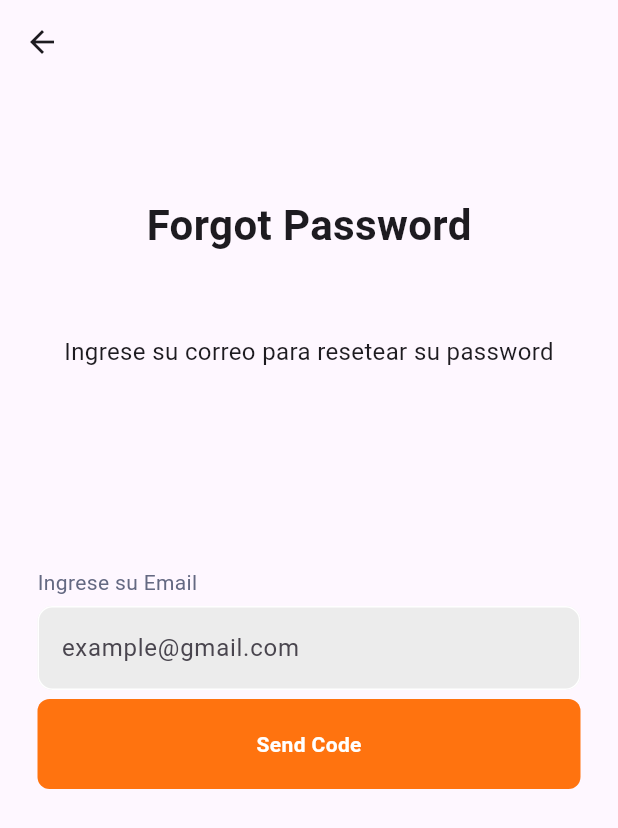
After one commit to FelixBrunoRojasLopez/movilray, a Flutter app: the ForgetPassword screen opened by its route, on a phone screen of 412 x 824 dp. The commit adds this screen. Shown: the top 828 px of the screen. Run offline on Flutter 3.47's test engine with Material 3 defaults, Android fonts, the phone set to English and light mode, and no system bars; Roboto replaces fonts that are missing (Poppins).

Commit message:
page forgetpassword

```diff
--- a/m_senorial/lib/main.dart
+++ b/m_senorial/lib/main.dart
@@ -1,4 +1,5 @@
 import 'package:flutter/material.dart';
+import 'package:m_senorial/pages/ForgetPassword.dart';
 import 'package:m_senorial/pages/SigUp.dart';
 import 'package:m_senorial/pages/login.dart';
 
@@ -39,6 +40,7 @@ class MyApp extends StatelessWidget {
       routes:{
         '/':(context) => Login(),
         '/signup':(context) => Sigup(),
+        '/forgetpassword':(context) => ForgetPassword(),
       }
       //home: const MyHomePage(title: 'Flutter Demo Home Page'),
     );
--- /dev/null
+++ b/m_senorial/lib/pages/ForgetPassword.dart
@@ -0,0 +1,49 @@
+import 'package:flutter/material.dart';
+import 'package:m_senorial/components/my_button.dart';
+import 'package:m_senorial/components/my_form_text.dart';
+import 'package:m_senorial/components/my_input_Text.dart';
+import 'package:m_senorial/components/my_text_center.dart';
+import 'package:m_senorial/components/my_text_title.dart';
+
+
+class ForgetPassword extends StatelessWidget{
+  ForgetPassword({super.key});
+
+  final gmailController    = TextEditingController();
+   void ForgotPassword(){
+    //Navigator.pushNamed(context, '/forgetpassword');
+   }
+  @override
+  Widget build(BuildContext context){
+
+    return Scaffold(
+      appBar: AppBar(),
+      body: SingleChildScrollView ( child: Column(
+        children: [
+          const SizedBox(height: 74,),
+          //title
+          const MyTextTitle(contenText: 'Forgot Password'),
+          const SizedBox(height: 53,),
+          //Sub title
+          const MyTextCenter(text: 'Ingrese su correo para resetear su password'),
+          const SizedBox(height: 111,),
+          //Form
+          const SizedBox(height: 21,),
+          //Email
+          const MyFormText(text: "Ingrese su Email"),
+          const SizedBox(height: 6,),
+           MyInputText(
+            controller: gmailController,
+            hintText: "example@gmail.com",
+            obscureText: false
+            ),
+          const SizedBox(height: 6,),
+          //Button
+          MyButton(onTap: ForgotPassword,  text: 'Send Code'),
+        ],
+      ),
+      ),
+    );
+  }
+
+}
--- a/m_senorial/lib/pages/Login.dart
+++ b/m_senorial/lib/pages/Login.dart
@@ -17,6 +17,10 @@ class Login extends StatelessWidget{
     void signUpIn() {
       Navigator.pushNamed(context, '/signup');
     }
+    void ForgotPassword(){
+    Navigator.pushNamed(context, '/forgetpassword');
+   }
+
     return  Scaffold(
       body:SingleChildScrollView(child: Column(
         children: [
```
Also changed, not shown: m_senorial/lib/pages/Sigup.dart (line endings or trailing spaces).
